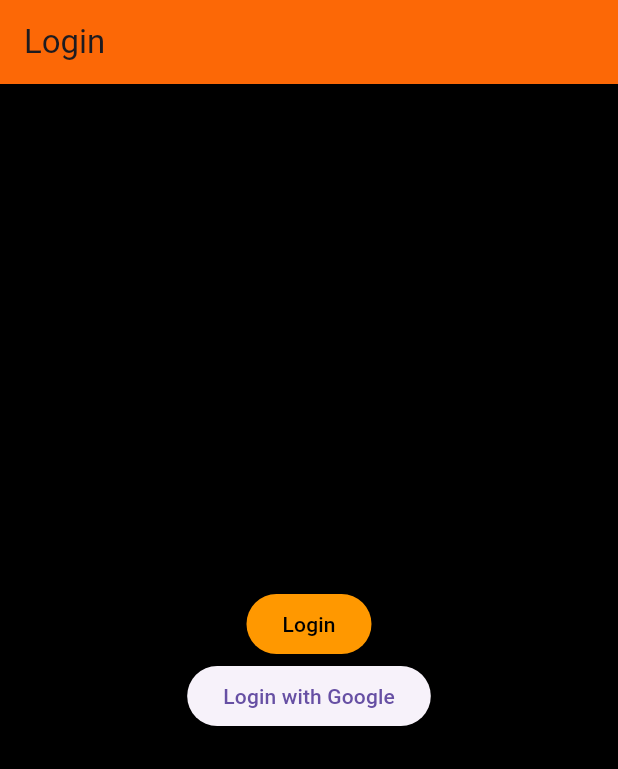
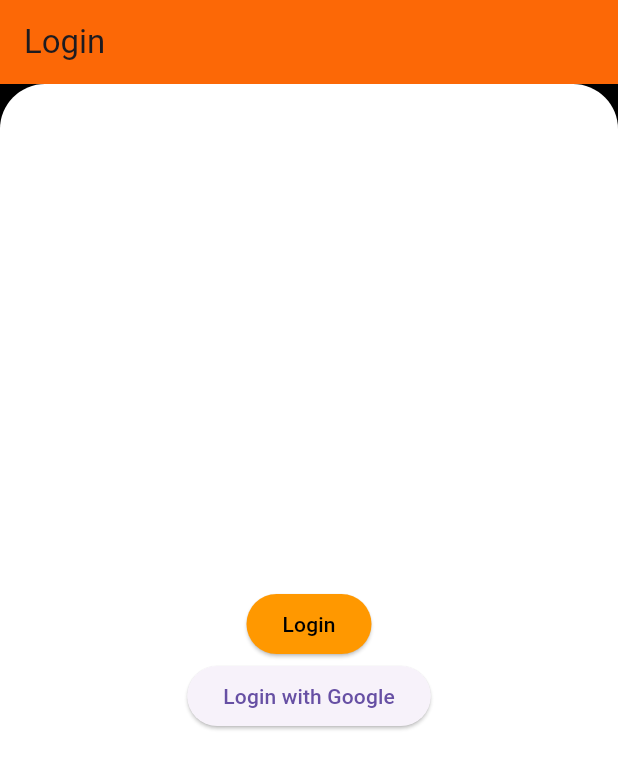
Before and after one commit to JnunleyONU/onu-smart-system, a Flutter app: the screen it shows after launch, on a phone screen of 412 x 824 dp. Shown: the top 769 px of the screen. Run offline on Flutter 3.47's test engine with Material 3 defaults, Android fonts, the light colour scheme and no system bars; our stand-ins replace firebase_auth, firebase_core, firebase_database, google_fonts, google_sign_in; accounts and stored records are empty.

Commit message:
white background on Login_Page

```diff
--- a/lib/pages/Login_Page.dart
+++ b/lib/pages/Login_Page.dart
@@ -12,7 +12,17 @@ class LoginPage extends StatelessWidget {
   Widget build(BuildContext context) {
     return Scaffold(
       appBar: defaultbanner(context, "Login"),
-      body: Center(
+      body: Container(
+        height: 800,
+        width: double.infinity,
+        decoration: const BoxDecoration(
+          color: Colors.white,
+          borderRadius: BorderRadius.only(
+            topLeft: Radius.circular(30),
+            topRight: Radius.circular(30),
+          ),
+        ),
+        child: Center(
           child: Column(
             mainAxisAlignment: MainAxisAlignment.center,
             children: [
@@ -42,6 +52,7 @@ class LoginPage extends StatelessWidget {
             ],
           ),
         ),
+      ),
     );
   }
 
```
Lines whose indentation alone changed are shown as unchanged.
